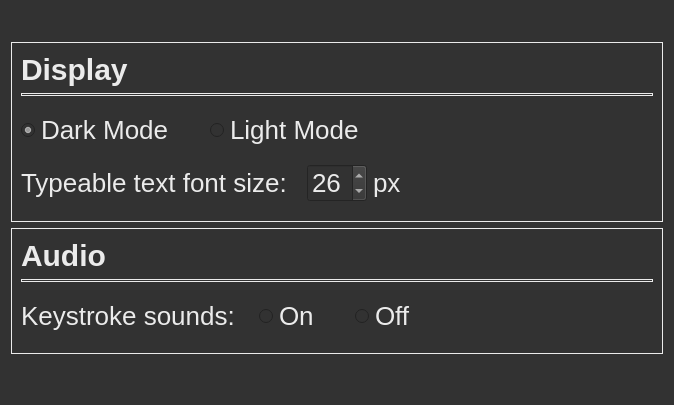
Above: speed-typer/source_ui/settingsWindow.ui from Rolv-Apneseth/ps-typer before the change. Below: the same form after it.
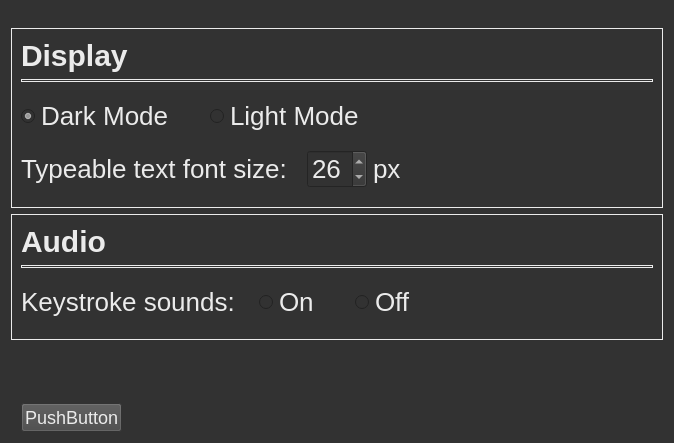
That is the form after the change.

Commit message: Added syling to main style sheet to make horizontal lines solid in colour

```diff
--- a/speed-typer/source_ui/settingsWindow.ui
+++ b/speed-typer/source_ui/settingsWindow.ui
@@ -7,7 +7,7 @@
     <x>0</x>
     <y>0</y>
     <width>674</width>
-    <height>405</height>
+    <height>443</height>
    </rect>
   </property>
   <property name="windowTitle">
@@ -430,6 +430,55 @@
      </property>
     </spacer>
    </item>
+   <item>
+    <layout class="QHBoxLayout" name="horizontalLayout_4">
+     <property name="topMargin">
+      <number>20</number>
+     </property>
+     <item>
+      <spacer name="horizontalSpacer_7">
+       <property name="orientation">
+        <enum>Qt::Horizontal</enum>
+       </property>
+       <property name="sizeType">
+        <enum>QSizePolicy::Fixed</enum>
+       </property>
+       <property name="sizeHint" stdset="0">
+        <size>
+         <width>10</width>
+         <height>20</height>
+        </size>
+       </property>
+      </spacer>
+     </item>
+     <item>
+      <widget class="QPushButton" name="pushButton">
+       <property name="sizePolicy">
+        <sizepolicy hsizetype="Preferred" vsizetype="Fixed">
+         <horstretch>0</horstretch>
+         <verstretch>0</verstretch>
+        </sizepolicy>
+       </property>
+       <property name="text">
+        <string>PushButton</string>
+       </property>
+      </widget>
+     </item>
+     <item>
+      <spacer name="horizontalSpacer_6">
+       <property name="orientation">
+        <enum>Qt::Horizontal</enum>
+       </property>
+       <property name="sizeHint" stdset="0">
+        <size>
+         <width>40</width>
+         <height>20</height>
+        </size>
+       </property>
+      </spacer>
+     </item>
+    </layout>
+   </item>
   </layout>
  </widget>
  <resources/>
```
Left out of the diff: 4 changed lines with no effect on the pictures. The commit also changes 7 other files.
